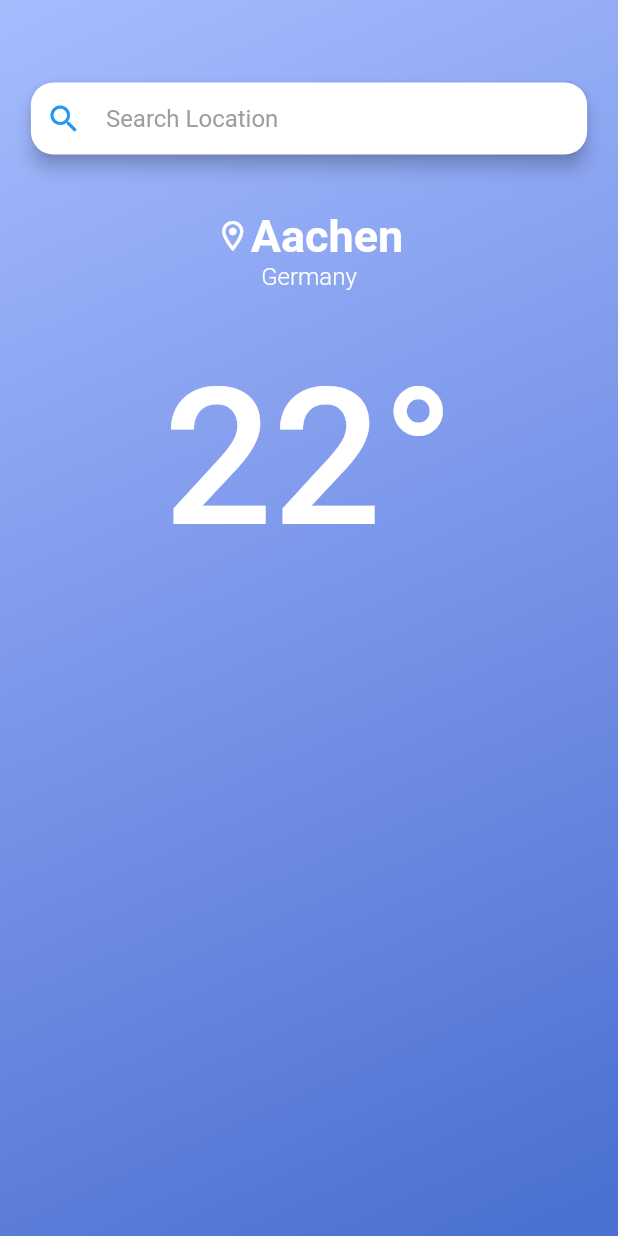
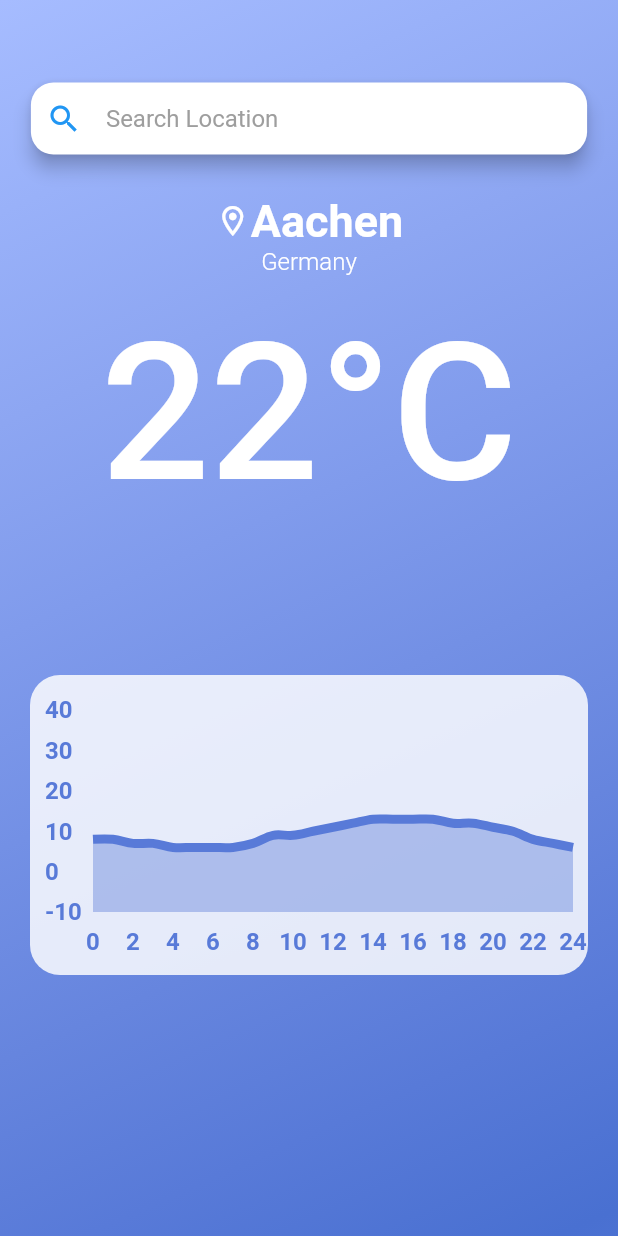
Before and after one commit to Wellbek/WeatherApp, a Flutter app: the screen it shows after launch, on a phone screen of 412 x 824 dp. Run offline on Flutter 3.47's test engine with Material 2 defaults, Android fonts, the phone set to English and light mode, and no system bars; drawn by our look-alikes of fl_chart.

Commit message:
Added day temperature graph (values are hardcoded, no API involved yet) + Minor visual tweaks

```diff
--- a/lib/main.dart
+++ b/lib/main.dart
@@ -1,4 +1,5 @@
 import 'package:flutter/material.dart';
+import 'package:weatherapp/widgets/weathergraph.dart';
 import '../widgets/searchbar.dart';
 import '../materials/gradientmaterial.dart';
 
@@ -18,7 +19,7 @@ class WeatherApp extends StatelessWidget {
             const GradientMaterial(),
             SearchBar(),
             Container(
-              margin: const EdgeInsets.symmetric( vertical: 140,),
+              margin: const EdgeInsets.symmetric( vertical: 130,),
               child: Column(
                 children: [
                   Row(
@@ -47,11 +48,11 @@ class WeatherApp extends StatelessWidget {
               ),
             ),
             Container(
-              margin: const EdgeInsets.symmetric( vertical: 230,),
+              margin: const EdgeInsets.symmetric( vertical: 200,),
               child: Row(
                 mainAxisAlignment: MainAxisAlignment.center,
                 children: const [
-                  Text('22°',
+                  Text('22°C',
                     style: TextStyle(
                       fontWeight: FontWeight.w500,
                       fontSize: 128,
@@ -61,7 +62,14 @@ class WeatherApp extends StatelessWidget {
                   )
                 ],
               ),
-            )
+            ),
+            Container(
+              alignment: Alignment.bottomCenter,
+              margin: const EdgeInsets.fromLTRB(20, 450, 20, 0),
+              height: 200,
+              child:
+                WeatherGraph()
+            ),
           ],
         )
       )
--- /dev/null
+++ b/lib/widgets/weathergraph.dart
@@ -0,0 +1,147 @@
+import 'package:flutter/material.dart';
+import 'package:fl_chart/fl_chart.dart';
+
+class WeatherGraph extends StatefulWidget {
+  @override
+  State<WeatherGraph> createState() => _WeatherGraphState();
+}
+
+class _WeatherGraphState extends State<WeatherGraph> {
+  LineTouchData get myLineTouchData => LineTouchData(
+    handleBuiltInTouches: true,
+    touchTooltipData: LineTouchTooltipData(
+      tooltipBgColor: const Color.fromARGB(103, 88, 122, 216),
+    ),
+  );
+
+  FlTitlesData get titlesData => FlTitlesData(
+    bottomTitles: AxisTitles(
+      sideTitles: bottomTitles,
+    ),
+    rightTitles: AxisTitles(
+      sideTitles: SideTitles(showTitles: false, reservedSize: 32),
+    ),
+    topTitles: AxisTitles(
+      sideTitles: SideTitles(showTitles: false),
+    ),
+    leftTitles: AxisTitles(
+      sideTitles: leftTitles,
+    ),
+  );
+
+  SideTitles get bottomTitles => SideTitles(
+    showTitles: true,
+    reservedSize: 32,
+    interval: 1,
+    getTitlesWidget: bottomTitleWidgets,
+  );
+
+  Widget bottomTitleWidgets(double value, TitleMeta meta) {
+    const style = TextStyle(
+      fontWeight: FontWeight.bold,
+      fontSize: 16,
+      color: Color(0xff587ad8),
+    );
+    Widget text;
+
+    if (value.toInt() % 2 == 0){
+      text = Text((value.toInt().toString()), style: style);
+    } else {
+      text = const Text('');
+    }
+
+    return SideTitleWidget(
+      axisSide: meta.axisSide,
+      space: 10,
+      child: text,
+    );
+  }
+
+  SideTitles get leftTitles => SideTitles(
+    showTitles: true,
+    reservedSize: 32,
+    interval: 1,
+    getTitlesWidget: leftTitleWidgets,
+  );
+
+  Widget leftTitleWidgets(double value, TitleMeta meta) {
+    const style = TextStyle(
+      fontWeight: FontWeight.bold,
+      fontSize: 16,
+      color: Color(0xff587ad8),
+    );
+    Widget text;
+
+    if (value.toInt() % 10 == 0){
+      text = Text((value.toInt().toString()), style: style);
+    } else {
+      text = const Text('');
+    }
+
+    return text;
+  }
+
+  LineChartBarData get myLineChartBarData => LineChartBarData(
+    spots: [
+      const FlSpot(0, 8),
+      const FlSpot(1, 8),
+      const FlSpot(2, 7),
+      const FlSpot(3, 7),
+      const FlSpot(4, 6),
+      const FlSpot(5, 6),
+      const FlSpot(6, 6),
+      const FlSpot(7, 6),
+      const FlSpot(8, 7),
+      const FlSpot(9, 9),
+      const FlSpot(10, 9),
+      const FlSpot(11, 10),
+      const FlSpot(12, 11),
+      const FlSpot(13, 12),
+      const FlSpot(14, 13),
+      const FlSpot(15, 13),
+      const FlSpot(16, 13),
+      const FlSpot(17, 13),
+      const FlSpot(18, 12),
+      const FlSpot(19, 12),
+      const FlSpot(20, 11),
+      const FlSpot(21, 10),
+      const FlSpot(22, 8),
+      const FlSpot(23, 7),
+      const FlSpot(24, 6) ,
+    ],
+    isCurved: true,
+    color: const Color(0xff587ad8),
+    barWidth: 6,
+    dotData: FlDotData(show: false),
+    belowBarData: BarAreaData(
+      show: true,
+      color: const Color.fromARGB(103, 88, 122, 216),
+    )
+  );
+
+  @override
+  Widget build(BuildContext context) {
+    return Container(
+      padding: const EdgeInsets.all(10),
+      decoration: const BoxDecoration(
+        borderRadius: BorderRadius.all(Radius.circular(20)),
+        color: Color.fromARGB(212, 255, 255, 255),
+      ),
+      child: LineChart(
+        chartData,
+      )
+    );
+  }
+
+  LineChartData get chartData => LineChartData(
+    lineTouchData: myLineTouchData,
+    gridData: FlGridData(show: false),
+    titlesData: titlesData,
+    borderData: FlBorderData(show: false),
+    lineBarsData: [myLineChartBarData],
+    minX: 0,
+    maxX: 24,
+    minY: -10,
+    maxY: 45,
+  );
+}
--- a/pubspec.yaml
+++ b/pubspec.yaml
@@ -35,6 +35,7 @@ dependencies:
   # The following adds the Cupertino Icons font to your application.
   # Use with the CupertinoIcons class for iOS style icons.
   cupertino_icons: ^1.0.2
+  fl_chart: ^0.62.0
 
 dev_dependencies:
   flutter_test:
```
Also changed, not shown: pubspec.lock.
